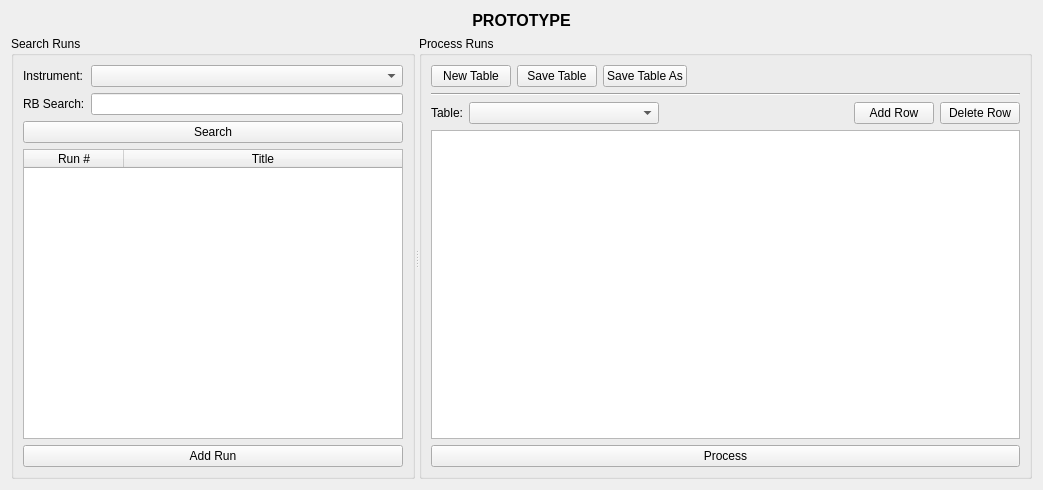
mantidproject/mantid, file Code/Mantid/MantidQt/CustomInterfaces/inc/MantidQtCustomInterfaces/ReflMainWidget.ui: the form before one commit.
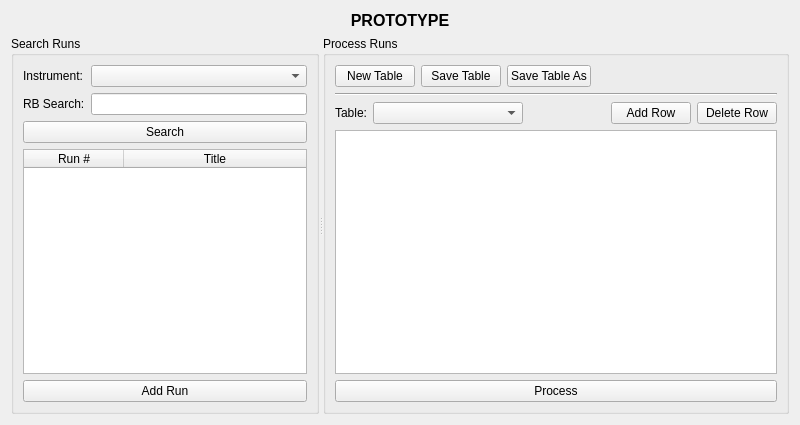
The form after the commit. Custom widgets are drawn as their Qt base class.

Commit message: Refs #10223 Lower initial Refl UI size

```diff
--- a/Code/Mantid/MantidQt/CustomInterfaces/inc/MantidQtCustomInterfaces/ReflMainWidget.ui
+++ b/Code/Mantid/MantidQt/CustomInterfaces/inc/MantidQtCustomInterfaces/ReflMainWidget.ui
@@ -6,8 +6,8 @@
    <rect>
     <x>0</x>
     <y>0</y>
-    <width>1043</width>
-    <height>490</height>
+    <width>800</width>
+    <height>425</height>
    </rect>
   </property>
   <property name="windowTitle">
```
